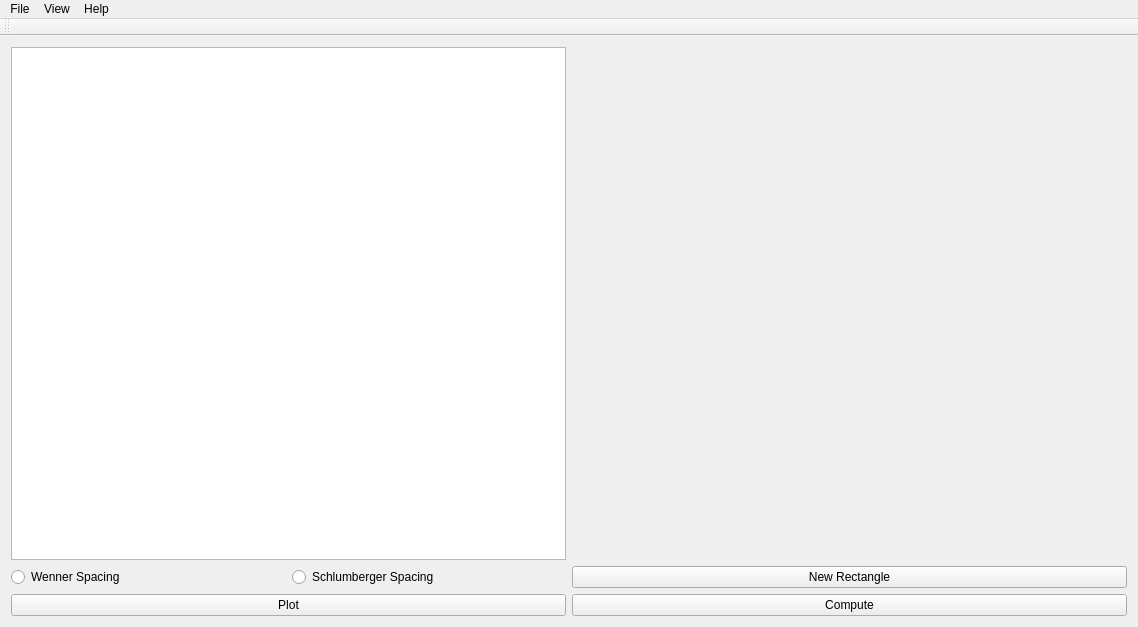
This is ves/mainwindow.ui in ajoros/ves_ajoros as Qt 5 draws it before an edit. The edited form follows.
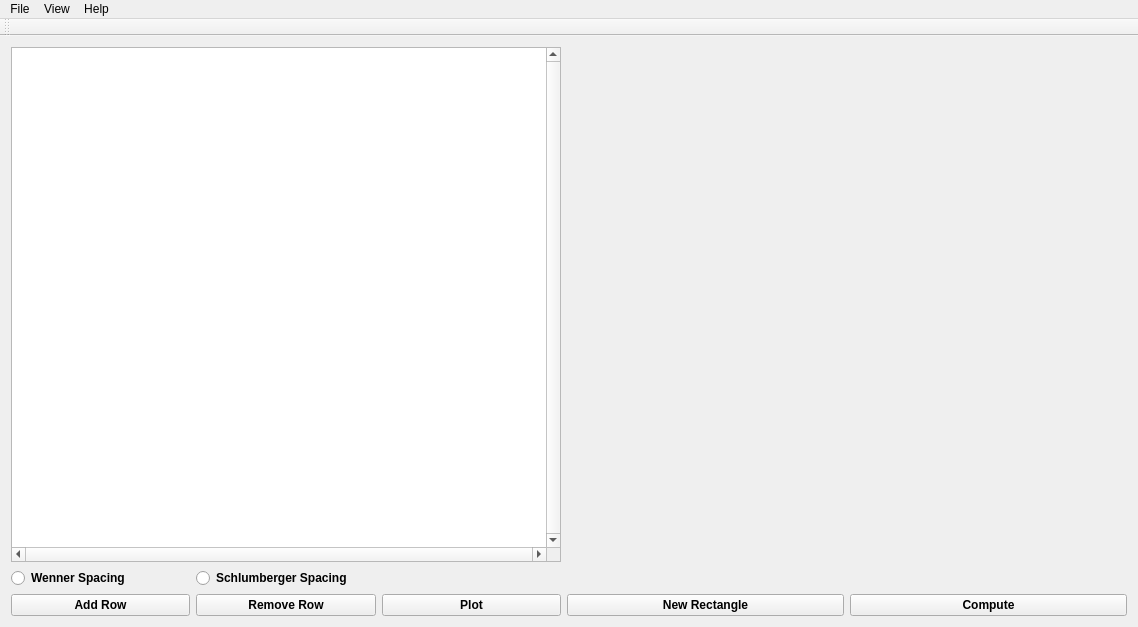
This is the edited form.

What changed in the file:
```diff
--- a/ves/mainwindow.ui
+++ b/ves/mainwindow.ui
@@ -10,36 +10,111 @@
     <height>627</height>
    </rect>
   </property>
+  <property name="sizePolicy">
+   <sizepolicy hsizetype="Expanding" vsizetype="Expanding">
+    <horstretch>0</horstretch>
+    <verstretch>0</verstretch>
+   </sizepolicy>
+  </property>
   <property name="windowTitle">
    <string>Depth To Water for Water4</string>
   </property>
   <widget class="QWidget" name="centralWidget">
+   <property name="sizePolicy">
+    <sizepolicy hsizetype="Expanding" vsizetype="Expanding">
+     <horstretch>0</horstretch>
+     <verstretch>0</verstretch>
+    </sizepolicy>
+   </property>
+   <property name="font">
+    <font>
+     <weight>75</weight>
+     <bold>true</bold>
+    </font>
+   </property>
+   <layout class="QGridLayout" name="gridLayout_3">
+    <item row="0" column="0">
+     <layout class="QGridLayout" name="gridLayout_2">
+      <item row="0" column="0">
+       <layout class="QVBoxLayout" name="verticalLayout_4">
+        <item alignment="Qt::AlignHCenter">
+         <widget class="QTableView" name="TableViewWidget">
+          <property name="enabled">
+           <bool>true</bool>
+          </property>
+          <property name="minimumSize">
+           <size>
+            <width>550</width>
+            <height>500</height>
+           </size>
+          </property>
+          <property name="font">
+           <font>
+            <weight>75</weight>
+            <bold>true</bold>
+           </font>
+          </property>
+          <property name="verticalScrollBarPolicy">
+           <enum>Qt::ScrollBarAlwaysOn</enum>
+          </property>
+          <property name="horizontalScrollBarPolicy">
+           <enum>Qt::ScrollBarAlwaysOn</enum>
+          </property>
+          <property name="sizeAdjustPolicy">
+           <enum>QAbstractScrollArea::AdjustToContents</enum>
+          </property>
+          <property name="showGrid">
+           <bool>true</bool>
+          </property>
+          <property name="wordWrap">
+           <bool>false</bool>
+          </property>
+         </widget>
+        </item>
+        <item>
    <layout class="QGridLayout" name="gridLayout">
-    <item row="2" column="0">
+          <item row="0" column="0">
+           <widget class="QRadioButton" name="radioButton_2">
+            <property name="text">
+             <string>Wenner Spacing</string>
+            </property>
+           </widget>
+          </item>
+          <item row="0" column="1" colspan="2">
+           <widget class="QRadioButton" name="radioButton">
+            <property name="text">
+             <string>Schlumberger Spacing</string>
+            </property>
+           </widget>
+          </item>
+          <item row="1" column="0">
+           <widget class="QPushButton" name="pushButton_4">
+            <property name="text">
+             <string>Add Row</string>
+            </property>
+           </widget>
+          </item>
+          <item row="1" column="1">
+           <widget class="QPushButton" name="pushButton_5">
+            <property name="text">
+             <string>Remove Row</string>
+            </property>
+           </widget>
+          </item>
+          <item row="1" column="2">
      <widget class="QPushButton" name="pushButton">
       <property name="text">
        <string>Plot</string>
       </property>
      </widget>
     </item>
-    <item row="2" column="1">
-     <widget class="QPushButton" name="pushButton_2">
-      <property name="text">
-       <string>Compute</string>
-      </property>
-     </widget>
-    </item>
-    <item row="0" column="0">
-     <widget class="QTableView" name="TableViewWidget">
-      <property name="minimumSize">
-       <size>
-        <width>550</width>
-        <height>500</height>
-       </size>
-      </property>
-     </widget>
+         </layout>
+        </item>
+       </layout>
     </item>
     <item row="0" column="1">
+       <layout class="QVBoxLayout" name="verticalLayout_5">
+        <item>
      <widget class="QWidget" name="FigureWidget" native="true">
       <property name="sizePolicy">
        <sizepolicy hsizetype="Expanding" vsizetype="Expanding">
@@ -53,31 +128,28 @@
         <height>500</height>
        </size>
       </property>
-      <layout class="QVBoxLayout" name="verticalLayout"/>
-     </widget>
-    </item>
-    <item row="1" column="1">
+          <layout class="QVBoxLayout" name="mplvl"/>
+         </widget>
+        </item>
+        <item>
+         <layout class="QHBoxLayout" name="horizontalLayout">
+          <item>
      <widget class="QPushButton" name="pushButton_3">
       <property name="text">
        <string>New Rectangle</string>
       </property>
      </widget>
     </item>
-    <item row="1" column="0">
-     <layout class="QHBoxLayout" name="horizontalLayout">
       <item>
-       <widget class="QRadioButton" name="radioButton_2">
+           <widget class="QPushButton" name="pushButton_2">
         <property name="text">
-         <string>Wenner Spacing</string>
+             <string>Compute</string>
         </property>
        </widget>
       </item>
-      <item>
-       <widget class="QRadioButton" name="radioButton">
-        <property name="text">
-         <string>Schlumberger Spacing</string>
-        </property>
-       </widget>
+         </layout>
+        </item>
+       </layout>
       </item>
      </layout>
     </item>
```
Left out of the diff: 2 changed lines with no effect on the pictures. Lines whose indentation alone changed are shown as unchanged.
